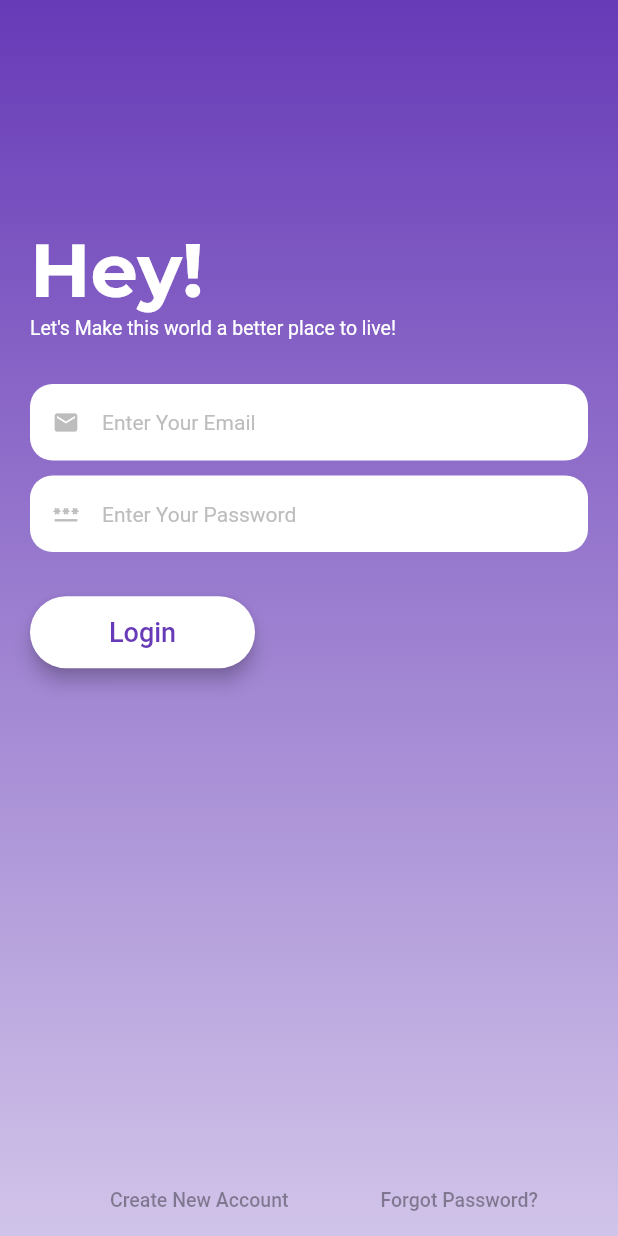
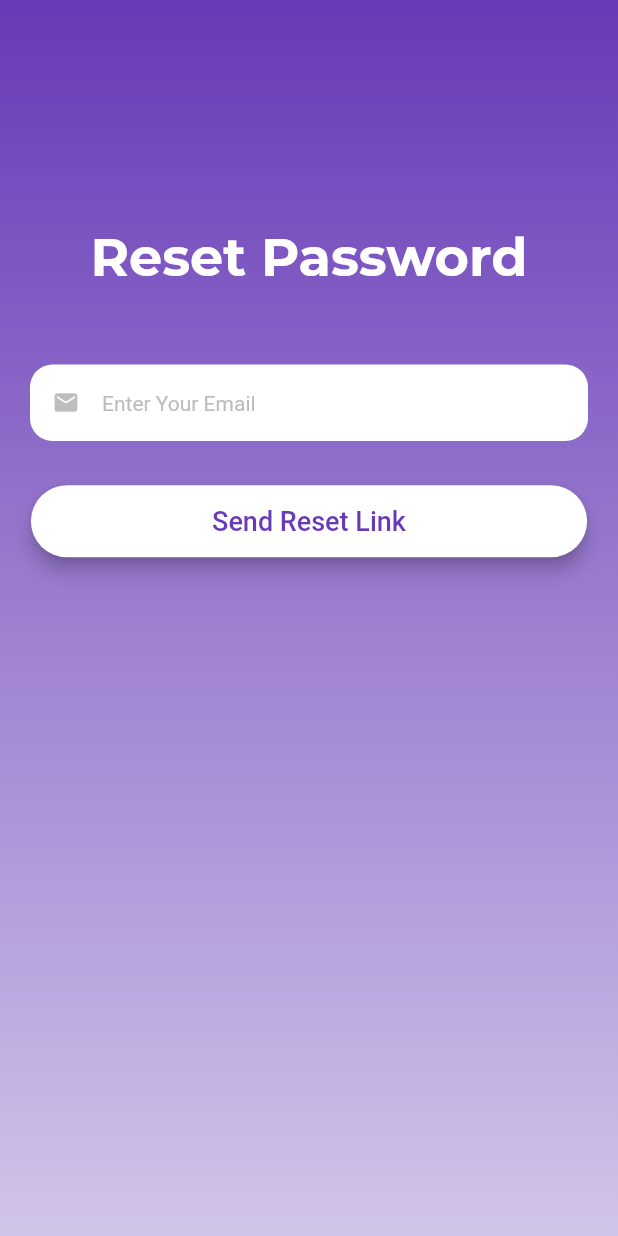
Before and after one commit to 21goldy/not_alone, a Flutter app: the LoginScreen widget shown alone on an empty page, opened directly, after a tap on "Forgot Password?", on a phone screen of 412 x 824 dp. Run offline on Flutter 3.47's test engine with Material 2 defaults, Android fonts, the phone set to English and light mode, and no system bars; drawn by our look-alikes of modal_progress_hud_nsn; our stand-ins replace cloud_firestore, firebase_auth, firebase_core, flutter_secure_storage, geocoding, location; missing offline and left inert: telephony; accounts and stored records are empty; Roboto replaces fonts that are missing (Ubuntu).

Commit message:
Final Commit

```diff
--- /dev/null
+++ b/lib/screens/forgot_password.dart
@@ -0,0 +1,111 @@
+import 'package:firebase_auth/firebase_auth.dart';
+import 'package:flutter/material.dart';
+import 'package:not_alone/components/login_fields.dart';
+import 'package:not_alone/components/rounded_button.dart';
+import 'package:not_alone/constants.dart';
+
+class ForgotPassword extends StatefulWidget {
+  const ForgotPassword({Key? key}) : super(key: key);
+
+  @override
+  State<ForgotPassword> createState() => _ForgotPasswordState();
+}
+
+class _ForgotPasswordState extends State<ForgotPassword> {
+  final _auth = FirebaseAuth.instance;
+  late bool showSpinner = false;
+
+  late String email;
+
+  @override
+  Widget build(BuildContext context) {
+    return Material(
+      type: MaterialType.transparency,
+      child: Scaffold(
+        body: Container(
+          decoration: kBoxDecoration,
+          child: SafeArea(
+            child: Column(
+              mainAxisAlignment: MainAxisAlignment.spaceBetween,
+              children: [
+                Column(
+                  crossAxisAlignment: CrossAxisAlignment.start,
+                  children: [
+                    const SizedBox(
+                      height: 150,
+                    ),
+                    const Center(
+                      child: Text(
+                        'Reset Password',
+                        style: TextStyle(
+                          color: Colors.white,
+                          fontFamily: 'Montserrat-Bold',
+                          fontSize: 35,
+                        ),
+                      ),
+                    ),
+                    const SizedBox(
+                      height: 50,
+                    ),
+                    Padding(
+                      padding: const EdgeInsets.only(left: 20.0),
+                      child: LoginFields(
+                        formHintText: 'Enter Your Email',
+                        formPrefixIcon: Icons.email,
+                        obscureText: false,
+                        onChanged: (val) {
+                          setState(() {
+                            email = val;
+                          });
+                        },
+                      ),
+                    ),
+                    const SizedBox(
+                      height: 13,
+                    ),
+                    Center(
+                      child: RoundedButton(
+                          title: 'Send Reset Link',
+                          color: Colors.white,
+                          onPressed: () async {
+                            setState(() {
+                              showSpinner = true;
+                            });
+                            try {
+                              await _auth.sendPasswordResetEmail(
+                                email: email,
+                              );
+
+                              ScaffoldMessenger.of(context)
+                                  .showSnackBar(const SnackBar(
+                                content: Text('Reset link sent!'),
+                              ));
+
+                              // print('sent');
+                              setState(() {
+                                showSpinner = false;
+                              });
+                            } catch (e) {
+                              ScaffoldMessenger.of(context)
+                                  .showSnackBar(const SnackBar(
+                                content: Text('Oops! Some error occurred.'),
+                              ));
+
+                              setState(() {
+                                showSpinner = false;
+                              });
+                            }
+                          },
+                          textColor: Colors.deepPurple,
+                          fontSize: 18.0),
+                    )
+                  ],
+                ),
+              ],
+            ),
+          ),
+        ),
+      ),
+    );
+  }
+}
--- a/lib/screens/login_screen.dart
+++ b/lib/screens/login_screen.dart
@@ -4,6 +4,7 @@ import 'package:flutter/material.dart';
 import 'package:flutter_secure_storage/flutter_secure_storage.dart';
 import 'package:not_alone/constants.dart';
 import 'package:not_alone/screens/create_account_screen.dart';
+import 'package:not_alone/screens/forgot_password.dart';
 import 'package:not_alone/screens/home_screen.dart';
 import 'package:not_alone/components/login_fields.dart';
 import 'package:not_alone/components/rounded_button.dart';
@@ -101,6 +102,7 @@ class _LoginScreenState extends State<LoginScreen> {
                                 try {
                                   await _auth.signInWithEmailAndPassword(
                                       email: email, password: password);
+
                                   Navigator.popUntil(context,
                                       ModalRoute.withName('/welcome_screen'));
                                   Navigator.push(
@@ -114,7 +116,6 @@ class _LoginScreenState extends State<LoginScreen> {
                                     showSpinner = false;
                                   });
                                 } catch (e) {
-                                  print(e);
                                   setState(() {
                                     showSpinner = false;
                                   });
@@ -144,7 +145,14 @@ class _LoginScreenState extends State<LoginScreen> {
                           ),
                         ),
                         TextButton(
-                            onPressed: () {},
+                            onPressed: () {
+                              Navigator.push(
+                                context,
+                                MaterialPageRoute(
+                                    builder: (context) =>
+                                        const ForgotPassword()),
+                              );
+                            },
                             child: const Text(
                               'Forgot Password?',
                               style: TextStyle(
--- a/pubspec.yaml
+++ b/pubspec.yaml
@@ -22,6 +22,9 @@ dependencies:
   modal_progress_hud_nsn: ^0.3.0
   location: ^4.4.0
   geocoding: ^2.0.5
+  telephony: ^0.2.0
+  google_maps_flutter: ^2.1.1
+  http: ^0.13.5
 
 dev_dependencies:
   flutter_test:
```
Also changed, not shown: lib/model/nearby_response.dart (added, +248 -0 lines), lib/screens/help_screen.dart (added, +36 -0 lines), lib/screens/home_screen.dart (+120 -36 lines), lib/screens/registration_screen.dart (deleted), pubspec.lock, 3 other files.
